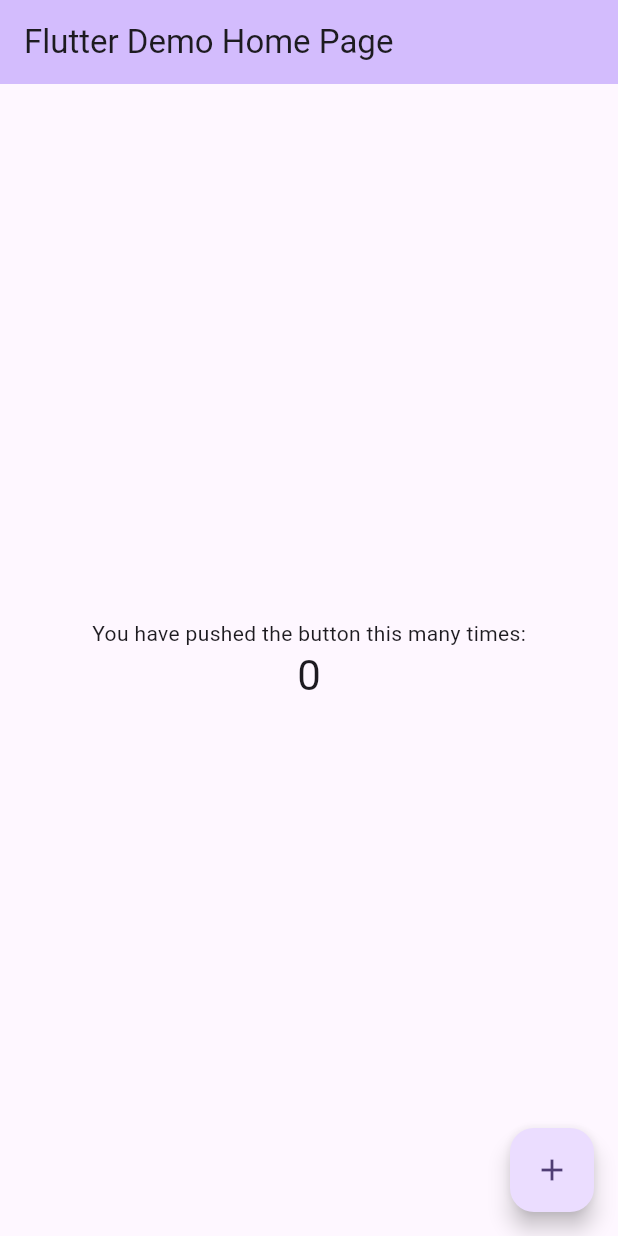
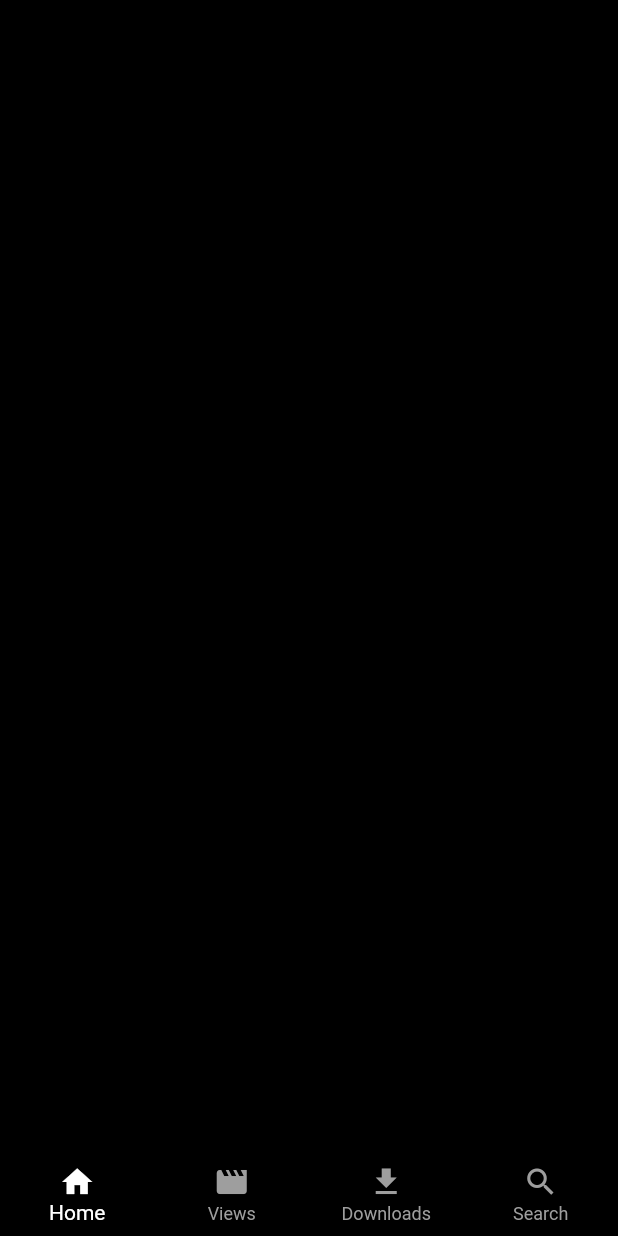
Before and after one commit to AfilAhamed/Netflix_Clone_Api, a Flutter app: the screen it shows after launch, on a phone screen of 412 x 824 dp. Run offline on Flutter 3.47's test engine with Material 2 defaults, Android fonts, the phone set to English and light mode, and no system bars.

Commit message:
BottomBar added

```diff
--- /dev/null
+++ b/lib/helpers/colors.dart
@@ -0,0 +1,5 @@
+import 'package:flutter/material.dart';
+
+class AppColors {
+  final backgroundColor = Colors.black;
+}
--- a/lib/main.dart
+++ b/lib/main.dart
@@ -1,4 +1,6 @@
 import 'package:flutter/material.dart';
+import 'package:netflix_clone/helpers/colors.dart';
+import 'package:netflix_clone/view/widget/bottombar.dart';
 
 void main() {
   runApp(const MyApp());
@@ -7,119 +9,21 @@ void main() {
 class MyApp extends StatelessWidget {
   const MyApp({super.key});
 
-  // This widget is the root of your application.
   @override
   Widget build(BuildContext context) {
     return MaterialApp(
-      title: 'Flutter Demo',
+      debugShowCheckedModeBanner: false,
+      title: 'Netflix_Clone',
       theme: ThemeData(
-        // This is the theme of your application.
-        //
-        // TRY THIS: Try running your application with "flutter run". You'll see
-        // the application has a blue toolbar. Then, without quitting the app,
-        // try changing the seedColor in the colorScheme below to Colors.green
-        // and then invoke "hot reload" (save your changes or press the "hot
-        // reload" button in a Flutter-supported IDE, or press "r" if you used
-        // the command line to start the app).
-        //
-        // Notice that the counter didn't reset back to zero; the application
-        // state is not lost during the reload. To reset the state, use hot
-        // restart instead.
-        //
-        // This works for code too, not just values: Most code changes can be
-        // tested with just a hot reload.
-        colorScheme: ColorScheme.fromSeed(seedColor: Colors.deepPurple),
-        useMaterial3: true,
-      ),
-      home: const MyHomePage(title: 'Flutter Demo Home Page'),
+          // textTheme: TextTheme(
+          //   bodyMedium: TextStyle(
+          //     color: Colors.white,
+          //   ),
+          // ),
+          scaffoldBackgroundColor: AppColors().backgroundColor
+          // useMaterial3: true,
+          ),
+      home: const BottomBarWidget(),
     );
   }
 }
-
-class MyHomePage extends StatefulWidget {
-  const MyHomePage({super.key, required this.title});
-
-  // This widget is the home page of your application. It is stateful, meaning
-  // that it has a State object (defined below) that contains fields that affect
-  // how it looks.
-
-  // This class is the configuration for the state. It holds the values (in this
-  // case the title) provided by the parent (in this case the App widget) and
-  // used by the build method of the State. Fields in a Widget subclass are
-  // always marked "final".
-
-  final String title;
-
-  @override
-  State<MyHomePage> createState() => _MyHomePageState();
-}
-
-class _MyHomePageState extends State<MyHomePage> {
-  int _counter = 0;
-
-  void _incrementCounter() {
-    setState(() {
-      // This call to setState tells the Flutter framework that something has
-      // changed in this State, which causes it to rerun the build method below
-      // so that the display can reflect the updated values. If we changed
-      // _counter without calling setState(), then the build method would not be
-      // called again, and so nothing would appear to happen.
-      _counter++;
-    });
-  }
-
-  @override
-  Widget build(BuildContext context) {
-    // This method is rerun every time setState is called, for instance as done
-    // by the _incrementCounter method above.
-    //
-    // The Flutter framework has been optimized to make rerunning build methods
-    // fast, so that you can just rebuild anything that needs updating rather
-    // than having to individually change instances of widgets.
-    return Scaffold(
-      appBar: AppBar(
-        // TRY THIS: Try changing the color here to a specific color (to
-        // Colors.amber, perhaps?) and trigger a hot reload to see the AppBar
-        // change color while the other colors stay the same.
-        backgroundColor: Theme.of(context).colorScheme.inversePrimary,
-        // Here we take the value from the MyHomePage object that was created by
-        // the App.build method, and use it to set our appbar title.
-        title: Text(widget.title),
-      ),
-      body: Center(
-        // Center is a layout widget. It takes a single child and positions it
-        // in the middle of the parent.
-        child: Column(
-          // Column is also a layout widget. It takes a list of children and
-          // arranges them vertically. By default, it sizes itself to fit its
-          // children horizontally, and tries to be as tall as its parent.
-          //
-          // Column has various properties to control how it sizes itself and
-          // how it positions its children. Here we use mainAxisAlignment to
-          // center the children vertically; the main axis here is the vertical
-          // axis because Columns are vertical (the cross axis would be
-          // horizontal).
-          //
-          // TRY THIS: Invoke "debug painting" (choose the "Toggle Debug Paint"
-          // action in the IDE, or press "p" in the console), to see the
-          // wireframe for each widget.
-          mainAxisAlignment: MainAxisAlignment.center,
-          children: <Widget>[
-            const Text(
-              'You have pushed the button this many times:',
-            ),
-            Text(
-              '$_counter',
-              style: Theme.of(context).textTheme.headlineMedium,
-            ),
-          ],
-        ),
-      ),
-      floatingActionButton: FloatingActionButton(
-        onPressed: _incrementCounter,
-        tooltip: 'Increment',
-        child: const Icon(Icons.add),
-      ), // This trailing comma makes auto-formatting nicer for build methods.
-    );
-  }
-}
--- /dev/null
+++ b/lib/view/download_screen/download_screen.dart
@@ -0,0 +1,12 @@
+import 'package:flutter/material.dart';
+
+class DownloadScreen extends StatelessWidget {
+  const DownloadScreen({super.key});
+
+  @override
+  Widget build(BuildContext context) {
+    return Scaffold(
+      body: Text('Downlod'),
+    );
+  }
+}
--- /dev/null
+++ b/lib/view/feeds_screen.dart/feeds_screen.dart
@@ -0,0 +1,12 @@
+import 'package:flutter/material.dart';
+
+class FeedsScreen extends StatelessWidget {
+  const FeedsScreen({super.key});
+
+  @override
+  Widget build(BuildContext context) {
+    return Scaffold(
+      body: Text('feeds'),
+    );
+  }
+}
--- /dev/null
+++ b/lib/view/home_screen/home_screen.dart
@@ -0,0 +1,12 @@
+import 'package:flutter/material.dart';
+
+class HomeScreen extends StatelessWidget {
+  const HomeScreen({super.key});
+
+  @override
+  Widget build(BuildContext context) {
+    return Scaffold(
+      body: Text('home'),
+    );
+  }
+}
--- /dev/null
+++ b/lib/view/search_screen/search_screen.dart
@@ -0,0 +1,12 @@
+import 'package:flutter/material.dart';
+
+class SearchScreen extends StatelessWidget {
+  const SearchScreen({super.key});
+
+  @override
+  Widget build(BuildContext context) {
+    return Scaffold(
+      body: Text('search'),
+    );
+  }
+}
--- /dev/null
+++ b/lib/view/widget/bottombar.dart
@@ -0,0 +1,49 @@
+import 'package:flutter/material.dart';
+import 'package:netflix_clone/view/download_screen/download_screen.dart';
+import 'package:netflix_clone/view/feeds_screen.dart/feeds_screen.dart';
+import 'package:netflix_clone/view/home_screen/home_screen.dart';
+import 'package:netflix_clone/view/search_screen/search_screen.dart';
+
+class BottomBarWidget extends StatefulWidget {
+  const BottomBarWidget({super.key});
+
+  @override
+  State<BottomBarWidget> createState() => _BottomBarWidgetState();
+}
+
+class _BottomBarWidgetState extends State<BottomBarWidget> {
+  int currentIndex = 0;
+  final pages = [
+    const HomeScreen(),
+    const FeedsScreen(),
+    const DownloadScreen(),
+    const SearchScreen(),
+  ];
+  @override
+  Widget build(BuildContext context) {
+    return SafeArea(
+      child: Scaffold(
+        body: pages.elementAt(currentIndex),
+        bottomNavigationBar: BottomNavigationBar(
+            onTap: (int value) {
+              setState(() {
+                currentIndex = value;
+              });
+            },
+            currentIndex: currentIndex,
+            selectedItemColor: Colors.white,
+            unselectedItemColor: Colors.grey,
+            backgroundColor: Colors.black,
+            type: BottomNavigationBarType.fixed,
+            items: const [
+              BottomNavigationBarItem(icon: Icon(Icons.home), label: 'Home'),
+              BottomNavigationBarItem(icon: Icon(Icons.movie), label: 'Views'),
+              BottomNavigationBarItem(
+                  icon: Icon(Icons.download), label: 'Downloads'),
+              BottomNavigationBarItem(
+                  icon: Icon(Icons.search_outlined), label: 'Search')
+            ]),
+      ),
+    );
+  }
+}
```
Also changed, not shown: lib/view/home_screen.dart/home_screen.dart (deleted).
